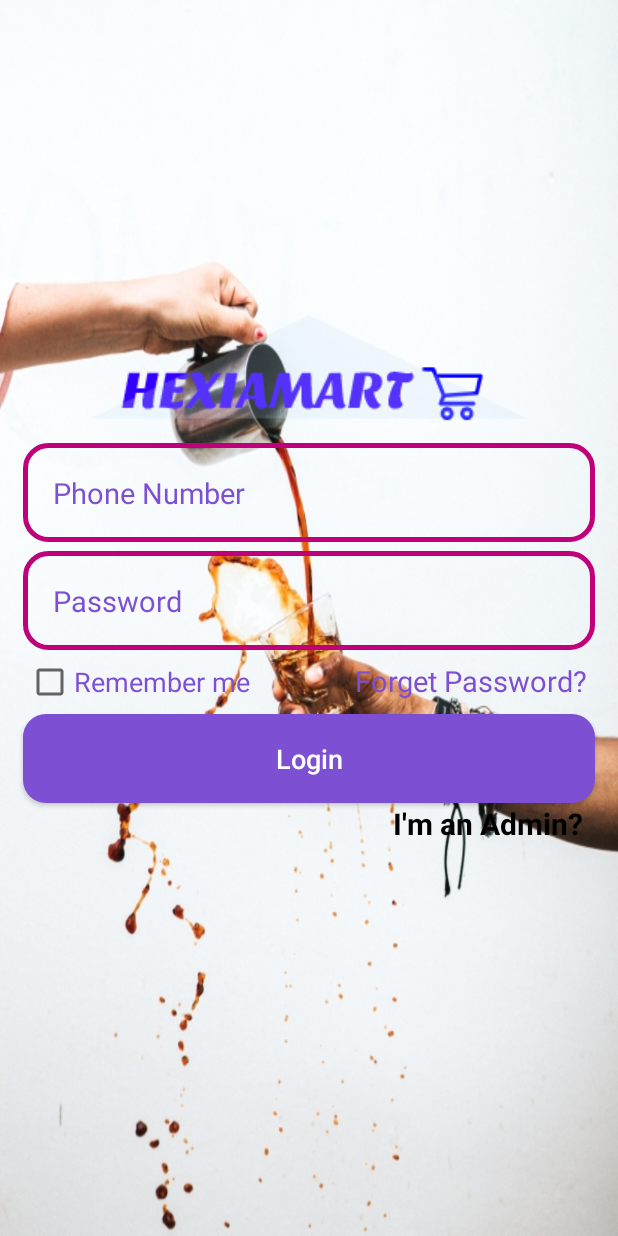
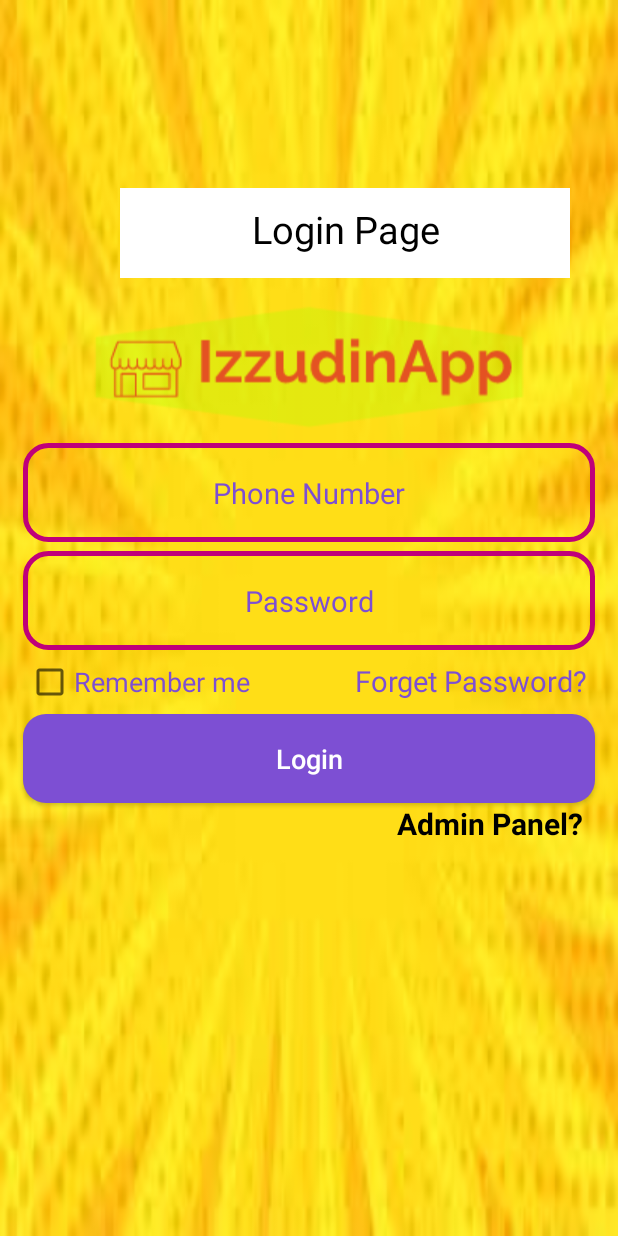
Before and after one commit to musa-bojang/HEXIAMART-app, an Android app: the LoginActivity screen opened directly, with no data from a screen before it, on a phone screen of 412 x 824 dp. Run offline under Robolectric (Android 15) with nearby library versions, the phone set to English and light mode, and no system bars; our stand-ins replace Firebase (no records; nobody signed in at launch, a user with empty details on screens opened directly); libraries missing offline, so code that uses them is left out: com.rey.material, io.paperdb; plain views replace CheckBox; 2 statements that could not run were skipped.

Commit message:
changes to izzudin mobile app

```diff
--- a/app/src/main/res/layout/activity_admin_add_new_product.xml
+++ b/app/src/main/res/layout/activity_admin_add_new_product.xml
@@ -5,6 +5,7 @@
     xmlns:tools="http://schemas.android.com/tools"
     android:layout_width="match_parent"
     android:layout_height="match_parent"
+    android:background="@drawable/yellowbackground"
     tools:context=".AdminAddNewProductActivity">
 
 
--- a/app/src/main/res/layout/activity_admin_category.xml
+++ b/app/src/main/res/layout/activity_admin_category.xml
@@ -4,6 +4,7 @@
     xmlns:tools="http://schemas.android.com/tools"
     android:layout_width="match_parent"
     android:layout_height="match_parent"
+    android:background="@drawable/yellowbackground"
     tools:context=".AdminCategoryActivity">
 
     <TextView
--- a/app/src/main/res/layout/activity_cart.xml
+++ b/app/src/main/res/layout/activity_cart.xml
@@ -9,7 +9,7 @@
         android:id="@+id/rl11"
         android:layout_width="match_parent"
         android:layout_height="wrap_content"
-        android:background="@color/lgblue"
+        android:background="@drawable/yellowbackground"
         android:layout_alignParentTop="true">
 
         <TextView
@@ -50,7 +50,7 @@
         android:layout_width="match_parent"
         android:layout_height="wrap_content"
         android:layout_alignParentBottom="true"
-        android:background="@color/lgblue"
+        android:background="@drawable/yellowbackground"
         android:text="Next"
         android:textColor="@android:color/white"
         />
--- a/app/src/main/res/layout/activity_confirm_final_order.xml
+++ b/app/src/main/res/layout/activity_confirm_final_order.xml
@@ -4,6 +4,7 @@
     xmlns:tools="http://schemas.android.com/tools"
     android:layout_width="match_parent"
     android:layout_height="match_parent"
+    android:background="@drawable/yellowbackground"
     tools:context=".ConfirmFinalOrderActivity">
 
     <TextView
--- a/app/src/main/res/layout/activity_login.xml
+++ b/app/src/main/res/layout/activity_login.xml
@@ -5,14 +5,28 @@
     xmlns:tools="http://schemas.android.com/tools"
     android:layout_width="match_parent"
     android:layout_height="match_parent"
-    android:background="@drawable/ntlogin"
+    android:background="@drawable/yellowbackground"
     tools:context=".LoginActivity">
+
+    <TextView
+        android:layout_width="300dp"
+        android:layout_height="60dp"
+        android:text="Login Page"
+        android:textAlignment="center"
+        android:textSize="25sp"
+        android:textColor="@color/black"
+        android:background="@color/white"
+        android:layout_marginLeft="80dp"
+        android:layout_marginRight="15dp"
+        android:layout_marginTop="125dp"
+        android:padding="10dp"
+        />
 
     <ImageView
         android:id="@+id/login_applogo"
         android:layout_width="300dp"
         android:layout_height="100dp"
-        android:src="@drawable/hexiamart"
+        android:src="@drawable/izzudinlogo"
         android:layout_centerHorizontal="true"
         android:layout_marginTop="195dp"
         />
@@ -27,6 +41,7 @@
         android:layout_marginLeft="15dp"
         android:layout_marginRight="15dp"
         android:hint="Phone Number"
+        android:textAlignment="center"
         android:inputType="number"
         android:textColor="@color/black"
         android:textColorHint="@color/lgblue"
@@ -44,6 +59,7 @@
         android:layout_marginLeft="15dp"
         android:layout_marginRight="15dp"
         android:layout_marginTop="6dp"
+        android:textAlignment="center"
         android:hint="Password"
         android:inputType="textPassword"
         android:textColor="@color/black"
@@ -106,7 +122,7 @@
         android:id="@+id/admin_panel_link"
         android:layout_width="wrap_content"
         android:layout_height="wrap_content"
-        android:text="I'm an Admin?"
+        android:text="Admin Panel?"
         android:layout_alignParentEnd="true"
         android:layout_below="@+id/login_btn"
         android:textColor="@color/black"
@@ -121,7 +137,7 @@
         android:id="@+id/not_admin_panel_link"
         android:layout_width="wrap_content"
         android:layout_height="wrap_content"
-        android:text="I'm not an Admin?"
+        android:text="Not an Admin?"
         android:layout_alignParentStart="true"
         android:layout_below="@+id/login_btn"
         android:textColor="@color/black"
@@ -132,5 +148,12 @@
         android:visibility="invisible"
         />
 
+    <TextView
+        android:id="@+id/textView"
+        android:layout_width="wrap_content"
+        android:layout_height="wrap_content"
+        android:layout_above="@+id/login_applogo"
+        android:layout_marginBottom="176dp"
+        android:text="TextView" />
+
 </RelativeLayout>
-<!--///comment-->
--- a/app/src/main/res/layout/activity_product_details.xml
+++ b/app/src/main/res/layout/activity_product_details.xml
@@ -4,6 +4,7 @@
     xmlns:tools="http://schemas.android.com/tools"
     android:layout_width="match_parent"
     android:layout_height="match_parent"
+    android:background="@drawable/yellowbackground"
     tools:context=".ProductDetailsActivity">
     <ImageView
         android:id="@+id/product_image_details"
--- a/app/src/main/res/layout/activity_settins.xml
+++ b/app/src/main/res/layout/activity_settins.xml
@@ -11,7 +11,7 @@
         android:id="@+id/app_bar_settings"
         android:layout_width="match_parent"
         android:layout_height="50dp"
-        android:background="@color/lgblue">
+        android:background="@drawable/yellowbackground">
 
         <androidx.appcompat.widget.Toolbar
             android:id="@+id/toolbar_settings"
--- a/app/src/main/res/layout/nav_header_main.xml
+++ b/app/src/main/res/layout/nav_header_main.xml
@@ -3,7 +3,7 @@
     xmlns:app="http://schemas.android.com/apk/res-auto"
     android:layout_width="match_parent"
     android:layout_height="@dimen/nav_header_height"
-    android:background="@color/lgblue"
+    android:background="@drawable/yellowbackground"
     android:gravity="bottom"
     android:orientation="vertical"
     android:paddingBottom="@dimen/activity_vertical_margin"
--- a/app/src/main/res/values/strings.xml
+++ b/app/src/main/res/values/strings.xml
@@ -16,5 +16,5 @@
     <string name="your_name">Your Name</string>
     <string name="your_city_name">Your City Name</string>
     <string name="congratsmsg">Congratulations, your final order has been placed successfully. Soon it will be verified</string>
-    <string name="welcomemsg">Find, Discover, Choose and Buy anything online.</string>
+    <string name="welcomemsg">Buy Products From My App</string>
 </resources>
```
Also changed, not shown: app/src/main/res/layout/activity_main.xml (+5 -5 lines), app/src/main/res/layout/activity_register.xml (+18 -2 lines), app/src/main/res/drawable/izzudinlogo.png (added), app/src/main/res/drawable/yellowbackground.jpg (added).
